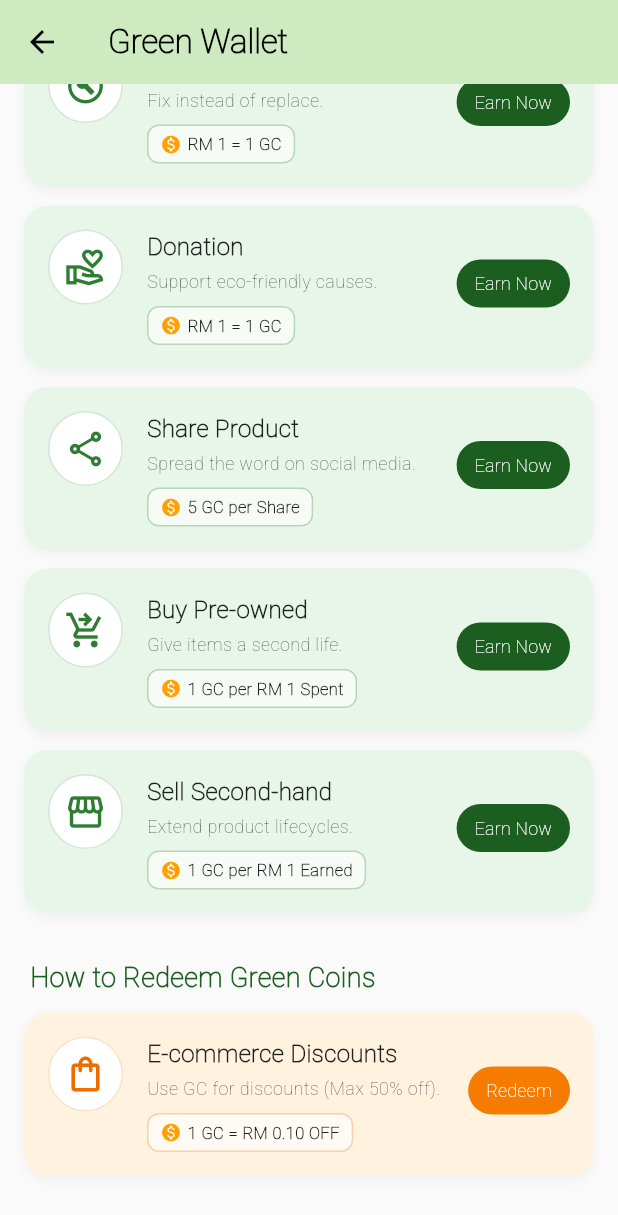
After one commit to Juns1214/Loop-Cart, a Flutter app: the GreenCoinPage screen opened directly, scrolled down 509 dp, after a tap on "E-commerce Discounts", on a phone screen of 412 x 824 dp. The commit adds this screen. Shown: the top 1215 px of the screen. Run offline on Flutter 3.47's test engine with Material 3 defaults, Android fonts, the phone set to English and light mode, and no system bars; our stand-ins replace cloud_firestore, firebase_auth, firebase_core, fl_chart, fluttertoast, google_sign_in and 4 more; accounts and stored records are empty; project files that could hold a hidden picture were left out.

Commit message:
Fix bugs and implement green coin page

```diff
--- /dev/null
+++ b/lib/pages/feature/green_coin.dart
@@ -0,0 +1,398 @@
+import 'package:flutter/material.dart';
+import 'package:cloud_firestore/cloud_firestore.dart';
+import 'package:firebase_auth/firebase_auth.dart';
+
+class GreenCoinPage extends StatefulWidget {
+  const GreenCoinPage({super.key});
+
+  @override
+  State<GreenCoinPage> createState() => _GreenCoinPageState();
+}
+
+class _GreenCoinPageState extends State<GreenCoinPage> {
+  final FirebaseAuth _auth = FirebaseAuth.instance;
+  bool isLoading = false;
+  int greenCoin = 0;
+
+  @override
+  void initState() {
+    super.initState();
+    _loadDashboardData();
+  }
+
+  Future<void> _loadDashboardData() async {
+    if (!mounted) return;
+    setState(() => isLoading = true);
+    try {
+      final userId = _auth.currentUser?.uid;
+      if (userId == null) return;
+
+      final userDoc = await FirebaseFirestore.instance
+          .collection('user_profile')
+          .doc(userId)
+          .get();
+
+      if (userDoc.exists) {
+        final data = userDoc.data() as Map<String, dynamic>;
+        setState(() {
+          greenCoin = data['greenCoins'] ?? 0;
+        });
+      }
+    } catch (e) {
+      debugPrint("Error loading data: $e");
+    } finally {
+      if (mounted) setState(() => isLoading = false);
+    }
+  }
+
+  @override
+  Widget build(BuildContext context) {
+    return Scaffold(
+      backgroundColor: Colors.grey[50], // Clean background
+      appBar: AppBar(
+        title: const Text(
+          "Green Wallet",
+          style: TextStyle(color: Colors.black, fontWeight: FontWeight.bold),
+        ),
+        backgroundColor: const Color(0xFFD6F7C3),
+        elevation: 0,
+        iconTheme: const IconThemeData(color: Colors.black),
+      ),
+      body: isLoading
+          ? const Center(child: CircularProgressIndicator(color: Color(0xFF1B5E20)))
+          : SingleChildScrollView(
+              physics: const BouncingScrollPhysics(),
+              child: Column(
+                crossAxisAlignment: CrossAxisAlignment.start,
+                children: [
+                  _buildSummaryHeader(),
+                  const SizedBox(height: 20),
+
+                  // --- Earn Section ---
+                  _buildSectionTitle("How to Earn Green Coins"),
+                  _buildEarnList(),
+
+                  const SizedBox(height: 20),
+
+                  // --- Redeem Section ---
+                  _buildSectionTitle("How to Redeem Green Coins"),
+                  Padding(
+                    padding: const EdgeInsets.symmetric(horizontal: 16.0),
+                    child: ActionCard(
+                      title: "E-commerce Discounts",
+                      description: "Use GC for discounts (Max 50% off).",
+                      rewardText: "1 GC = RM 0.10 OFF",
+                      icon: Icons.shopping_bag_outlined,
+                      buttonText: "Redeem",
+                      isRedeem: true, // Special styling for redeem
+                      onTap: () {
+                        // TODO: Navigate to Shop
+                      },
+                    ),
+                  ),
+                  const SizedBox(height: 40),
+                ],
+              ),
+            ),
+    );
+  }
+
+  Widget _buildSummaryHeader() {
+    return Container(
+      width: double.infinity,
+      padding: const EdgeInsets.fromLTRB(20, 10, 20, 30),
+      decoration: const BoxDecoration(
+        color: Color(0xFFD6F7C3),
+        borderRadius: BorderRadius.only(
+          bottomLeft: Radius.circular(30),
+          bottomRight: Radius.circular(30),
+        ),
+      ),
+      child: Column(
+        children: [
+          const Text(
+            "Impact Balance",
+            style: TextStyle(
+              color: Color(0xFF1B5E20),
+              fontSize: 14,
+              fontWeight: FontWeight.w600,
+            ),
+          ),
+          const SizedBox(height: 8),
+          Container(
+            padding: const EdgeInsets.symmetric(horizontal: 24, vertical: 12),
+            decoration: BoxDecoration(
+              color: const Color(0xFF1B5E20),
+              borderRadius: BorderRadius.circular(30),
+              boxShadow: [
+                BoxShadow(
+                  color: const Color(0xFF1B5E20).withOpacity(0.3),
+                  blurRadius: 8,
+                  offset: const Offset(0, 4),
+                ),
+              ],
+            ),
+            child: Row(
+              mainAxisSize: MainAxisSize.min,
+              children: [
+                const Icon(
+                  Icons.monetization_on_rounded, // Rounded variant looks softer
+                  color: Colors.yellowAccent,
+                  size: 28,
+                ),
+                const SizedBox(width: 12),
+                Text(
+                  "$greenCoin GC",
+                  style: const TextStyle(
+                    color: Colors.white,
+                    fontSize: 24,
+                    fontWeight: FontWeight.bold,
+                  ),
+                ),
+              ],
+            ),
+          ),
+          const SizedBox(height: 16),
+          const Text(
+            "Every action counts towards a greener future.",
+            textAlign: TextAlign.center,
+            style: TextStyle(color: Color(0xFF2E7D32), fontSize: 13),
+          ),
+        ],
+      ),
+    );
+  }
+
+  Widget _buildSectionTitle(String title) {
+    return Padding(
+      padding: const EdgeInsets.symmetric(horizontal: 20, vertical: 10),
+      child: Text(
+        title,
+        style: const TextStyle(
+          fontSize: 18,
+          fontWeight: FontWeight.bold,
+          color: Color(0xFF1B5E20),
+        ),
+      ),
+    );
+  }
+
+  Widget _buildEarnList() {
+    // List of actions data
+    final actions = [
+      {
+        'title': 'Daily Quiz',
+        'desc': 'Test your eco-knowledge daily.',
+        'reward': 'Earn 5 GC',
+        'icon': Icons.quiz_outlined,
+      },
+      {
+        'title': 'Recycling Pickup',
+        'desc': 'Schedule a pickup for recyclables.',
+        'reward': 'Varies by Category',
+        'icon': Icons.recycling_outlined,
+      },
+      {
+        'title': 'Repair Service',
+        'desc': 'Fix instead of replace.',
+        'reward': 'RM 1 = 1 GC',
+        'icon': Icons.build_circle_outlined,
+      },
+      {
+        'title': 'Donation',
+        'desc': 'Support eco-friendly causes.',
+        'reward': 'RM 1 = 1 GC',
+        'icon': Icons.volunteer_activism_outlined,
+      },
+      {
+        'title': 'Share Product',
+        'desc': 'Spread the word on social media.',
+        'reward': '5 GC per Share',
+        'icon': Icons.share_outlined,
+      },
+      {
+        'title': 'Buy Pre-owned',
+        'desc': 'Give items a second life.',
+        'reward': '1 GC per RM 1 Spent',
+        'icon': Icons.shopping_cart_checkout,
+      },
+      {
+        'title': 'Sell Second-hand',
+        'desc': 'Extend product lifecycles.',
+        'reward': '1 GC per RM 1 Earned',
+        'icon': Icons.storefront_outlined,
+      },
+    ];
+
+    return ListView.separated(
+      physics: const NeverScrollableScrollPhysics(), // Disable internal scroll
+      shrinkWrap: true, // Take only needed space
+      padding: const EdgeInsets.symmetric(horizontal: 16),
+      itemCount: actions.length,
+      separatorBuilder: (context, index) => const SizedBox(height: 12),
+      itemBuilder: (context, index) {
+        final item = actions[index];
+        return ActionCard(
+          title: item['title'] as String,
+          description: item['desc'] as String,
+          rewardText: item['reward'] as String,
+          icon: item['icon'] as IconData,
+          buttonText: "Earn Now",
+          onTap: () {
+            // TODO: Navigate to respective feature
+          },
+        );
+      },
+    );
+  }
+}
+
+// --- REUSABLE WIDGET ---
+
+class ActionCard extends StatelessWidget {
+  final String title;
+  final String description;
+  final String rewardText;
+  final IconData icon;
+  final String buttonText;
+  final VoidCallback onTap;
+  final bool isRedeem;
+
+  const ActionCard({
+    super.key,
+    required this.title,
+    required this.description,
+    required this.rewardText,
+    required this.icon,
+    required this.buttonText,
+    required this.onTap,
+    this.isRedeem = false,
+  });
+
+  @override
+  Widget build(BuildContext context) {
+    // Styling variables based on Type (Earn vs Redeem)
+    final bgColor = isRedeem ? const Color(0xFFFFF3E0) : const Color(0xFFE8F5E9); // Orange tint for redeem, Green for earn
+    final iconColor = isRedeem ? Colors.orange[800] : const Color(0xFF2E7D32);
+    final btnColor = isRedeem ? Colors.orange[700] : const Color(0xFF1B5E20);
+
+    return Container(
+      decoration: BoxDecoration(
+        color: bgColor,
+        borderRadius: BorderRadius.circular(16),
+        boxShadow: [
+          BoxShadow(
+            color: Colors.grey.withOpacity(0.1),
+            blurRadius: 6,
+            offset: const Offset(0, 3),
+          ),
+        ],
+      ),
+      child: Material(
+        color: Colors.transparent,
+        child: InkWell(
+          onTap: onTap,
+          borderRadius: BorderRadius.circular(16),
+          child: Padding(
+            padding: const EdgeInsets.all(16.0),
+            child: Row(
+              crossAxisAlignment: CrossAxisAlignment.start,
+              children: [
+                // 1. Icon / Image Placeholder
+                Container(
+                  width: 50,
+                  height: 50,
+                  decoration: BoxDecoration(
+                    color: Colors.white,
+                    shape: BoxShape.circle,
+                    border: Border.all(color: iconColor!.withOpacity(0.2)),
+                  ),
+                  child: Icon(icon, color: iconColor, size: 28),
+                ),
+                const SizedBox(width: 16),
+
+                // 2. Texts
+                Expanded(
+                  child: Column(
+                    crossAxisAlignment: CrossAxisAlignment.start,
+                    children: [
+                      Text(
+                        title,
+                        style: const TextStyle(
+                          fontSize: 16,
+                          fontWeight: FontWeight.bold,
+                          color: Colors.black87,
+                        ),
+                      ),
+                      const SizedBox(height: 4),
+                      Text(
+                        description,
+                        style: TextStyle(
+                          fontSize: 12,
+                          color: Colors.grey[700],
+                          height: 1.3,
+                        ),
+                      ),
+                      const SizedBox(height: 8),
+                      // Reward Badge
+                      Container(
+                        padding: const EdgeInsets.symmetric(horizontal: 8, vertical: 4),
+                        decoration: BoxDecoration(
+                          color: Colors.white.withOpacity(0.6),
+                          borderRadius: BorderRadius.circular(8),
+                          border: Border.all(color: iconColor.withOpacity(0.3)),
+                        ),
+                        child: Row(
+                          mainAxisSize: MainAxisSize.min,
+                          children: [
+                            Icon(Icons.monetization_on, size: 14, color: Colors.amber[700]),
+                            const SizedBox(width: 4),
+                            Text(
+                              rewardText,
+                              style: TextStyle(
+                                fontSize: 11,
+                                fontWeight: FontWeight.bold,
+                                color: Colors.black87,
+                              ),
+                            ),
+                          ],
+                        ),
+                      ),
+                    ],
+                  ),
+                ),
+
+                // 3. Button
+                Align(
+                  alignment: Alignment.bottomRight,
+                  child: Padding(
+                    padding: const EdgeInsets.only(top: 20.0), // Push button down slightly
+                    child: SizedBox(
+                      height: 32,
+                      child: ElevatedButton(
+                        onPressed: onTap,
+                        style: ElevatedButton.styleFrom(
+                          backgroundColor: btnColor,
+                          foregroundColor: Colors.white,
+                          padding: const EdgeInsets.symmetric(horizontal: 12),
+                          elevation: 0,
+                          shape: RoundedRectangleBorder(
+                            borderRadius: BorderRadius.circular(20),
+                          ),
+                        ),
+                        child: Text(
+                          buttonText,
+                          style: const TextStyle(fontSize: 12),
+                        ),
+                      ),
+                    ),
+                  ),
+                ),
+              ],
+            ),
+          ),
+        ),
+      ),
+    );
+  }
+}
--- a/lib/utils/router.dart
+++ b/lib/utils/router.dart
@@ -22,6 +22,7 @@ import '../pages/checkout/order_status.dart';
 import '../pages/e-commerce/preowned_main_page.dart';
 import '../pages/e-commerce/category_filter.dart';
 import '../pages/quiz/quiz_start_page.dart';
+import './../pages/feature/green_coin.dart';
 
 //1. Set up routes
 final Map routes = {
@@ -58,6 +59,7 @@ final Map routes = {
   "/preowned-main-page": (context) => const PreownedMainPage(),
   "/category-filter": (context) => const CategoryFilterPage(),
   "/quiz-start-page": (context) => const QuizStartPage(),
+  "/green-coin": (context) => const GreenCoinPage(),
 };
 
 //2. Set up Route Generator (FIXED)
--- a/lib/widget/app_drawer.dart
+++ b/lib/widget/app_drawer.dart
@@ -39,7 +39,6 @@ class AppDrawer extends StatelessWidget {
             children: [
               _buildDrawerItem(context, 'Explore', () {
                 Navigator.pop(context);
-                // Navigate to Explore logic if needed, or just pop
               }),
               _buildDrawerItem(context, 'Second Hand Items', () {
                 Navigator.pop(context);
@@ -71,7 +70,8 @@ class AppDrawer extends StatelessWidget {
             title: 'Sustainability & Impact',
             iconPath: 'assets/images/icon/SustainabilityIcon.png',
             children: [
-              _buildDrawerItem(context, 'Green Coin', () => Navigator.pop(context)),
+              _buildDrawerItem(context, 'Green Coin', () {Navigator.pop(context);
+                Navigator.pushNamed(context, '/green-coin');}),
               _buildDrawerItem(context, 'Analytics Dashboard', () {
                 Navigator.pop(context);
                 onNavigate(3);
```
Also changed, not shown: lib/pages/e-commerce/product_page.dart (+13 -23 lines), lib/utils/share_product.dart (added, +188 -0 lines).
